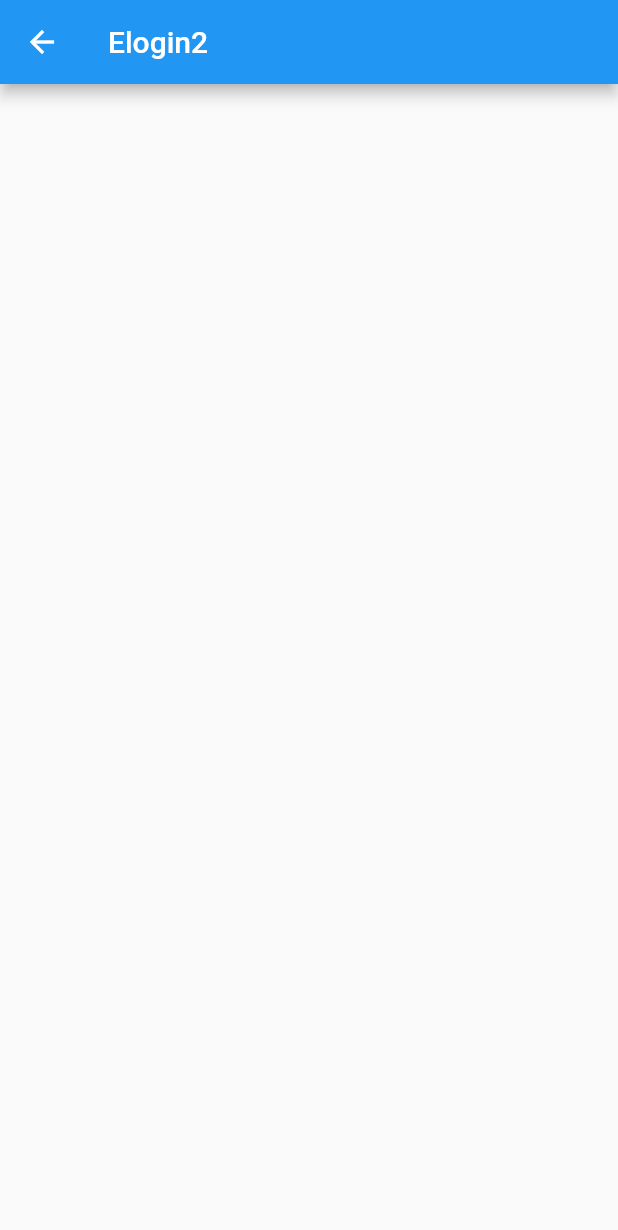
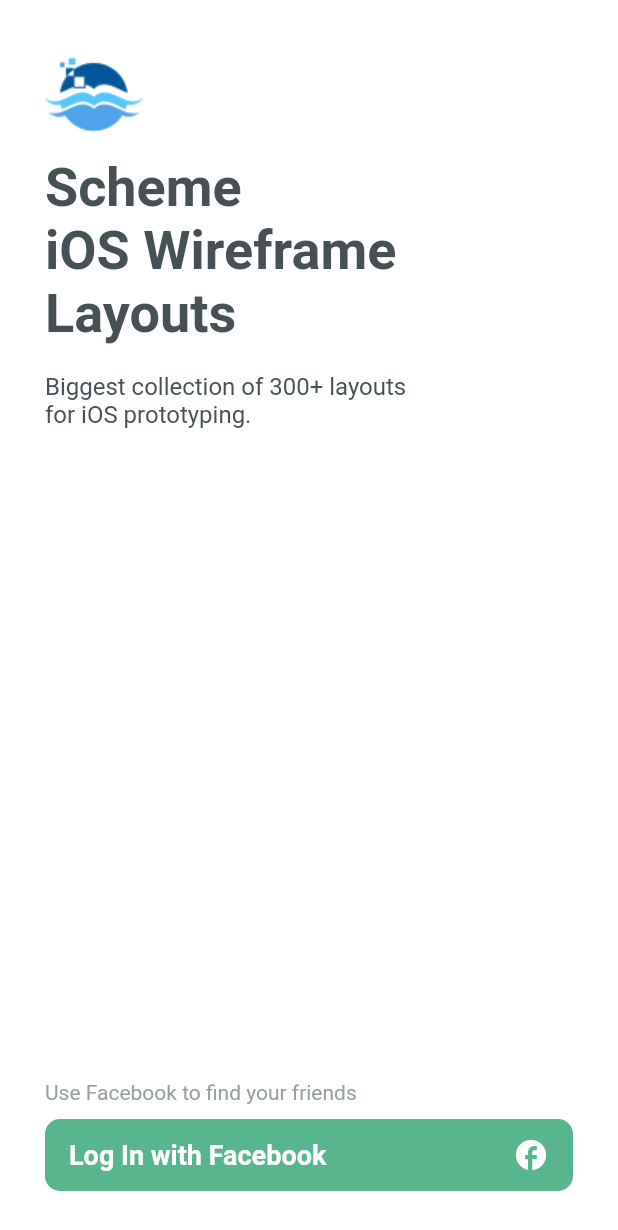
Before and after one commit to syafrialzulmi/flutter_learning, a Flutter app: the Elogin2View screen opened directly, on a phone screen of 412 x 824 dp. Shown: the top 1230 px of the screen. Run offline on Flutter 3.47's test engine with Material 2 defaults, Android fonts, the phone set to English and light mode, and no system bars.

Commit message:
add elogin2

```diff
--- a/lib/module/online_class/flutter_book/elogin2/view/elogin2_view.dart
+++ b/lib/module/online_class/flutter_book/elogin2/view/elogin2_view.dart
@@ -1,6 +1,5 @@
 import 'package:flutter/material.dart';
 import 'package:flutter_learning/core.dart';
-import '../controller/elogin2_controller.dart';
 
 class Elogin2View extends StatefulWidget {
   const Elogin2View({Key? key}) : super(key: key);
@@ -9,15 +8,94 @@ class Elogin2View extends StatefulWidget {
     controller.view = this;
 
     return Scaffold(
-      appBar: AppBar(
-        title: const Text("Elogin2"),
-        actions: const [],
-      ),
+      backgroundColor: Colors.white,
       body: SingleChildScrollView(
+        physics: const NeverScrollableScrollPhysics(),
         child: Container(
-          padding: const EdgeInsets.all(10.0),
+          padding: const EdgeInsets.all(30),
+          height: MediaQuery.of(Get.currentContext).size.height,
           child: Column(
-            children: const [],
+            crossAxisAlignment: CrossAxisAlignment.start,
+            mainAxisAlignment: MainAxisAlignment.spaceBetween,
+            children: [
+              Column(
+                crossAxisAlignment: CrossAxisAlignment.start,
+                children: [
+                  SizedBox(
+                    child: Image.asset('assets/icons/magicbook_logo.png'),
+                  ),
+                  const SizedBox(
+                    height: 5,
+                  ),
+                  const Text(
+                    "Scheme\niOS Wireframe\nLayouts",
+                    style: TextStyle(
+                      fontSize: 36,
+                      fontWeight: FontWeight.w700,
+                      color: Color(0xff455154),
+                    ),
+                  ),
+                  const SizedBox(
+                    height: 18,
+                  ),
+                  const Text(
+                    "Biggest collection of 300+ layouts\nfor iOS prototyping.",
+                    style: TextStyle(
+                      fontSize: 16,
+                      fontWeight: FontWeight.w400,
+                      color: Color(0xff455154),
+                    ),
+                  ),
+                ],
+              ),
+              Column(
+                crossAxisAlignment: CrossAxisAlignment.start,
+                children: [
+                  const Padding(
+                    padding: EdgeInsets.symmetric(
+                      vertical: 10,
+                    ),
+                    child: Text(
+                      "Use Facebook to find your friends",
+                      style: TextStyle(
+                        fontSize: 14,
+                        fontWeight: FontWeight.w400,
+                        color: Color(0xff969FA2),
+                      ),
+                    ),
+                  ),
+                  ElevatedButton(
+                    onPressed: () {},
+                    style: ElevatedButton.styleFrom(
+                      backgroundColor: const Color(0xff59B58D),
+                      elevation: 0,
+                      fixedSize:
+                          Size(MediaQuery.of(context).size.width * 1, 48),
+                      shape: RoundedRectangleBorder(
+                        borderRadius: BorderRadius.circular(10.0),
+                      ),
+                    ),
+                    child: Row(
+                      mainAxisAlignment: MainAxisAlignment.spaceBetween,
+                      children: const [
+                        Text(
+                          "Log In with Facebook",
+                          style: TextStyle(
+                            color: Colors.white,
+                            fontSize: 18,
+                            fontWeight: FontWeight.w700,
+                          ),
+                        ),
+                        Icon(
+                          Icons.facebook_rounded,
+                          color: Colors.white,
+                        )
+                      ],
+                    ),
+                  ),
+                ],
+              ),
+            ],
           ),
         ),
       ),
```
